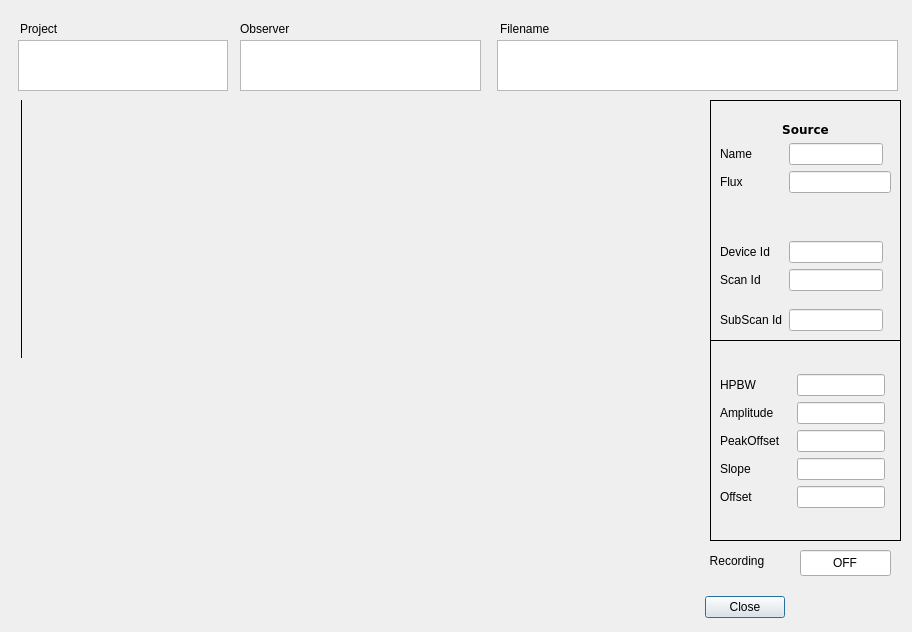
The window that Common/Clients/CaltoolClient/src/calibrationToolClient.ui (discos/discos) describes before a commit, drawn with Qt 5.
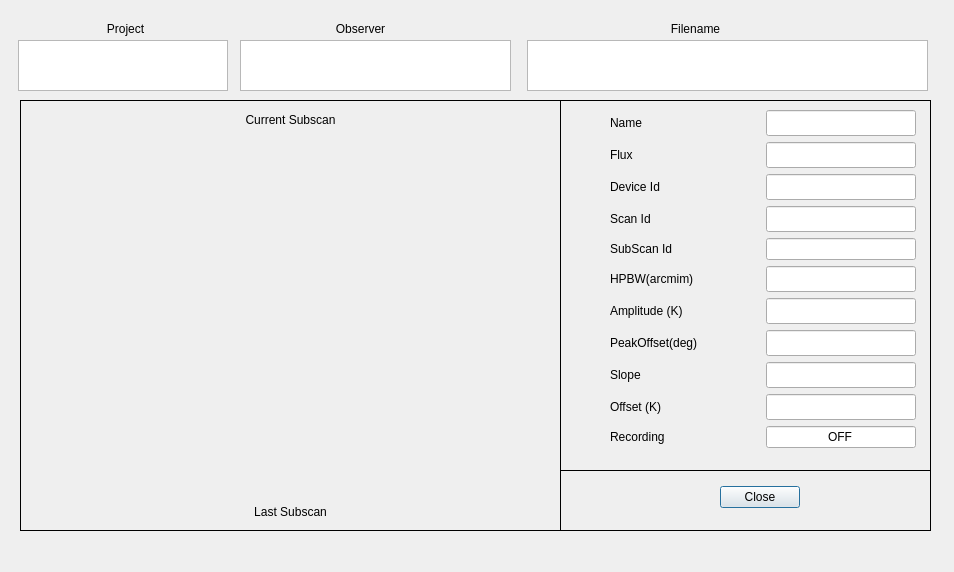
The same window after the commit. Custom widgets are drawn as their Qt base class.

Commit message: Calibration tool client add

```diff
--- a/Common/Clients/CaltoolClient/src/calibrationToolClient.ui
+++ b/Common/Clients/CaltoolClient/src/calibrationToolClient.ui
@@ -6,89 +6,60 @@
    <rect>
     <x>0</x>
     <y>0</y>
-    <width>912</width>
-    <height>632</height>
+    <width>954</width>
+    <height>572</height>
    </rect>
   </property>
   <property name="windowTitle">
    <string>Calibration Tool Client</string>
   </property>
-  <widget class="QDialogButtonBox" name="buttonBox">
-   <property name="geometry">
-    <rect>
-     <x>700</x>
-     <y>590</y>
-     <width>85</width>
-     <height>34</height>
-    </rect>
-   </property>
-   <property name="orientation">
-    <enum>Qt::Horizontal</enum>
-   </property>
-   <property name="standardButtons">
-    <set>QDialogButtonBox::Close</set>
-   </property>
-  </widget>
-  <widget class="QWidget" name="verticalLayoutWidget">
-   <property name="geometry">
-    <rect>
-     <x>20</x>
-     <y>100</y>
-     <width>661</width>
-     <height>521</height>
-    </rect>
-   </property>
-   <layout class="QVBoxLayout" name="verticalLayout">
-    <item>
-     <widget class="QwtPlot" name="qwtPlot_datay">
-      <property name="frameShape">
-       <enum>QFrame::VLine</enum>
-      </property>
-     </widget>
-    </item>
-    <item>
-     <widget class="QwtPlot" name="qwtPlot_datax"/>
-    </item>
-   </layout>
-  </widget>
   <widget class="QLabel" name="label">
    <property name="geometry">
     <rect>
      <x>20</x>
      <y>20</y>
-     <width>60</width>
+     <width>211</width>
      <height>18</height>
     </rect>
    </property>
    <property name="text">
     <string>Project</string>
    </property>
+   <property name="alignment">
+    <set>Qt::AlignCenter</set>
+   </property>
   </widget>
   <widget class="QLabel" name="label_2">
    <property name="geometry">
     <rect>
      <x>240</x>
      <y>20</y>
-     <width>60</width>
+     <width>241</width>
      <height>18</height>
     </rect>
    </property>
    <property name="text">
     <string>Observer</string>
    </property>
+   <property name="alignment">
+    <set>Qt::AlignCenter</set>
+   </property>
   </widget>
   <widget class="QLabel" name="label_3">
    <property name="geometry">
     <rect>
      <x>500</x>
      <y>20</y>
-     <width>60</width>
+     <width>391</width>
      <height>18</height>
     </rect>
    </property>
    <property name="text">
     <string>Filename</string>
    </property>
+   <property name="alignment">
+    <set>Qt::AlignCenter</set>
+   </property>
   </widget>
   <widget class="QPlainTextEdit" name="plainTextEdit_project">
    <property name="geometry">
@@ -103,7 +74,7 @@
   <widget class="QPlainTextEdit" name="plainTextEdit_filename">
    <property name="geometry">
     <rect>
-     <x>497</x>
+     <x>527</x>
      <y>40</y>
      <width>401</width>
      <height>51</height>
@@ -115,7 +86,7 @@
     <rect>
      <x>240</x>
      <y>40</y>
-     <width>241</width>
+     <width>271</width>
      <height>51</height>
     </rect>
    </property>
@@ -126,62 +97,56 @@
   <widget class="QFrame" name="formFrame">
    <property name="geometry">
     <rect>
-     <x>710</x>
+     <x>560</x>
      <y>100</y>
-     <width>191</width>
-     <height>241</height>
+     <width>371</width>
+     <height>371</height>
     </rect>
    </property>
    <property name="frameShape">
     <enum>QFrame::Box</enum>
    </property>
-   <layout class="QFormLayout" name="formLayout_2">
-    <property name="fieldGrowthPolicy">
-     <enum>QFormLayout::AllNonFixedFieldsGrow</enum>
+   <widget class="QWidget" name="gridLayoutWidget_2">
+    <property name="geometry">
+     <rect>
+      <x>0</x>
+      <y>10</y>
+      <width>408</width>
+      <height>348</height>
+     </rect>
     </property>
-    <item row="0" column="1">
-     <spacer name="verticalSpacer">
-      <property name="orientation">
-       <enum>Qt::Vertical</enum>
-      </property>
-      <property name="sizeHint" stdset="0">
+    <layout class="QGridLayout" name="gridLayout_3">
+     <item row="0" column="0">
+      <widget class="QLabel" name="fluxLabel_3">
+       <property name="sizePolicy">
+        <sizepolicy hsizetype="Fixed" vsizetype="Preferred">
+         <horstretch>0</horstretch>
+         <verstretch>0</verstretch>
+        </sizepolicy>
+       </property>
+       <property name="minimumSize">
        <size>
-        <width>20</width>
-        <height>40</height>
-       </size>
-      </property>
-     </spacer>
-    </item>
-    <item row="1" column="0" colspan="2">
-     <widget class="QLabel" name="textLabel">
-      <property name="font">
-       <font>
-        <family>Bitstream Vera Sans</family>
-        <weight>75</weight>
-        <bold>true</bold>
-       </font>
-      </property>
-      <property name="text">
-       <string>Source</string>
-      </property>
-      <property name="alignment">
-       <set>Qt::AlignCenter</set>
-      </property>
-     </widget>
-    </item>
-    <item row="2" column="0">
-     <widget class="QLabel" name="fluxLabel">
+         <width>100</width>
+         <height>22</height>
+        </size>
+       </property>
       <property name="text">
        <string>Name</string>
       </property>
      </widget>
     </item>
-    <item row="2" column="1">
-     <widget class="QLineEdit" name="fluxLineEdit">
-      <property name="maximumSize">
+     <item row="0" column="1">
+      <widget class="QLineEdit" name="nameLineEdit">
+       <property name="minimumSize">
        <size>
         <width>94</width>
-        <height>16777215</height>
+         <height>22</height>
+        </size>
+       </property>
+       <property name="maximumSize">
+        <size>
+         <width>150</width>
+         <height>26</height>
        </size>
       </property>
       <property name="readOnly">
@@ -189,19 +154,31 @@
       </property>
      </widget>
     </item>
-    <item row="3" column="0">
-     <widget class="QLabel" name="fluxLabel_2">
+     <item row="1" column="0">
+      <widget class="QLabel" name="fluxLabel_4">
+       <property name="minimumSize">
+        <size>
+         <width>100</width>
+         <height>22</height>
+        </size>
+       </property>
       <property name="text">
        <string>Flux</string>
       </property>
      </widget>
     </item>
-    <item row="3" column="1">
-     <widget class="QLineEdit" name="fluxLineEdit_2">
+     <item row="1" column="1">
+      <widget class="QLineEdit" name="fluxLineEdit">
       <property name="minimumSize">
        <size>
         <width>94</width>
-        <height>0</height>
+         <height>22</height>
+        </size>
+       </property>
+       <property name="maximumSize">
+        <size>
+         <width>150</width>
+         <height>26</height>
        </size>
       </property>
       <property name="readOnly">
@@ -209,32 +186,31 @@
       </property>
      </widget>
     </item>
-    <item row="4" column="1">
-     <spacer name="verticalSpacer_2">
-      <property name="orientation">
-       <enum>Qt::Vertical</enum>
-      </property>
-      <property name="sizeHint" stdset="0">
-       <size>
-        <width>20</width>
-        <height>70</height>
-       </size>
-      </property>
-     </spacer>
-    </item>
-    <item row="7" column="0">
+     <item row="2" column="0">
      <widget class="QLabel" name="deviceIdLabel">
+       <property name="minimumSize">
+        <size>
+         <width>100</width>
+         <height>22</height>
+        </size>
+       </property>
       <property name="text">
        <string>Device Id</string>
       </property>
      </widget>
     </item>
-    <item row="7" column="1">
+     <item row="2" column="1">
      <widget class="QLineEdit" name="deviceIdLineEdit">
-      <property name="maximumSize">
+       <property name="minimumSize">
        <size>
         <width>94</width>
-        <height>16777215</height>
+         <height>22</height>
+        </size>
+       </property>
+       <property name="maximumSize">
+        <size>
+         <width>150</width>
+         <height>26</height>
        </size>
       </property>
       <property name="readOnly">
@@ -242,45 +218,31 @@
       </property>
      </widget>
     </item>
-    <item row="9" column="0">
+     <item row="3" column="0">
      <widget class="QLabel" name="scanIdLabel">
+       <property name="minimumSize">
+        <size>
+         <width>100</width>
+         <height>22</height>
+        </size>
+       </property>
       <property name="text">
        <string>Scan Id</string>
       </property>
      </widget>
     </item>
-    <item row="9" column="1">
+     <item row="3" column="1">
      <widget class="QLineEdit" name="scanIdLineEdit">
-      <property name="maximumSize">
+       <property name="minimumSize">
        <size>
         <width>94</width>
-        <height>16777215</height>
-       </size>
-      </property>
-      <property name="readOnly">
-       <bool>true</bool>
-      </property>
-     </widget>
-    </item>
-    <item row="10" column="1">
-     <spacer name="verticalSpacer_3">
-      <property name="orientation">
-       <enum>Qt::Vertical</enum>
-      </property>
-      <property name="sizeHint" stdset="0">
-       <size>
-        <width>20</width>
-        <height>40</height>
-       </size>
-      </property>
-     </spacer>
-    </item>
-    <item row="11" column="1">
-     <widget class="QLineEdit" name="subscanIdLineEdit">
+         <height>22</height>
+        </size>
+       </property>
       <property name="maximumSize">
        <size>
-        <width>94</width>
-        <height>16777215</height>
+         <width>150</width>
+         <height>26</height>
        </size>
       </property>
       <property name="readOnly">
@@ -288,78 +250,69 @@
       </property>
      </widget>
     </item>
-    <item row="11" column="0">
+     <item row="4" column="0">
      <widget class="QLabel" name="scanIdLabel_2">
+       <property name="sizePolicy">
+        <sizepolicy hsizetype="Fixed" vsizetype="Fixed">
+         <horstretch>0</horstretch>
+         <verstretch>0</verstretch>
+        </sizepolicy>
+       </property>
+       <property name="minimumSize">
+        <size>
+         <width>94</width>
+         <height>22</height>
+        </size>
+       </property>
       <property name="text">
        <string>SubScan Id</string>
       </property>
      </widget>
     </item>
-   </layout>
-  </widget>
-  <widget class="QFrame" name="frame">
-   <property name="geometry">
-    <rect>
-     <x>710</x>
-     <y>340</y>
-     <width>191</width>
-     <height>201</height>
-    </rect>
-   </property>
-   <property name="frameShape">
-    <enum>QFrame::Box</enum>
-   </property>
-   <layout class="QFormLayout" name="formLayout_3">
-    <property name="fieldGrowthPolicy">
-     <enum>QFormLayout::AllNonFixedFieldsGrow</enum>
-    </property>
-    <property name="formAlignment">
-     <set>Qt::AlignLeading|Qt::AlignLeft|Qt::AlignVCenter</set>
-    </property>
-    <property name="horizontalSpacing">
-     <number>16</number>
-    </property>
-    <item row="0" column="0">
-     <widget class="QLabel" name="label_4">
-      <property name="text">
-       <string>HPBW</string>
-      </property>
-     </widget>
-    </item>
-    <item row="2" column="0">
-     <widget class="QLabel" name="label_6">
-      <property name="text">
-       <string>PeakOffset</string>
-      </property>
-     </widget>
-    </item>
-    <item row="4" column="0">
-     <widget class="QLabel" name="label_7">
+     <item row="4" column="1">
+      <widget class="QLineEdit" name="subscanIdLineEdit">
+       <property name="minimumSize">
+        <size>
+         <width>94</width>
+         <height>22</height>
+        </size>
+       </property>
+       <property name="maximumSize">
+        <size>
+         <width>150</width>
+         <height>26</height>
+        </size>
+       </property>
+       <property name="readOnly">
+        <bool>true</bool>
+       </property>
+      </widget>
+     </item>
+     <item row="5" column="0">
+      <widget class="QLabel" name="label_15">
+       <property name="minimumSize">
+        <size>
+         <width>100</width>
+         <height>22</height>
+        </size>
+       </property>
       <property name="text">
-       <string>Slope</string>
+        <string>HPBW(arcmim)</string>
       </property>
      </widget>
     </item>
-    <item row="6" column="0">
-     <widget class="QLabel" name="label_8">
-      <property name="text">
-       <string>Offset</string>
-      </property>
-     </widget>
-    </item>
-    <item row="1" column="0">
-     <widget class="QLabel" name="label_5">
-      <property name="text">
-       <string>Amplitude</string>
-      </property>
-     </widget>
-    </item>
-    <item row="0" column="1">
+     <item row="5" column="1">
      <widget class="QLineEdit" name="hpbwLineEdit">
+       <property name="minimumSize">
+        <size>
+         <width>94</width>
+         <height>22</height>
+        </size>
+       </property>
       <property name="maximumSize">
        <size>
-        <width>88</width>
-        <height>16777215</height>
+         <width>150</width>
+         <height>26</height>
        </size>
       </property>
       <property name="readOnly">
@@ -367,12 +320,31 @@
       </property>
      </widget>
     </item>
-    <item row="1" column="1">
+     <item row="6" column="0">
+      <widget class="QLabel" name="label_11">
+       <property name="minimumSize">
+        <size>
+         <width>100</width>
+         <height>22</height>
+        </size>
+       </property>
+       <property name="text">
+        <string>Amplitude (K)</string>
+       </property>
+      </widget>
+     </item>
+     <item row="6" column="1">
      <widget class="QLineEdit" name="amplitudeLineEdit">
+       <property name="minimumSize">
+        <size>
+         <width>94</width>
+         <height>22</height>
+        </size>
+       </property>
       <property name="maximumSize">
        <size>
-        <width>88</width>
-        <height>16777215</height>
+         <width>150</width>
+         <height>26</height>
        </size>
       </property>
       <property name="readOnly">
@@ -380,12 +352,31 @@
       </property>
      </widget>
     </item>
-    <item row="2" column="1">
+     <item row="7" column="0">
+      <widget class="QLabel" name="label_12">
+       <property name="minimumSize">
+        <size>
+         <width>100</width>
+         <height>22</height>
+        </size>
+       </property>
+       <property name="text">
+        <string>PeakOffset(deg)</string>
+       </property>
+      </widget>
+     </item>
+     <item row="7" column="1">
      <widget class="QLineEdit" name="peakoffsetLineEdit">
+       <property name="minimumSize">
+        <size>
+         <width>94</width>
+         <height>22</height>
+        </size>
+       </property>
       <property name="maximumSize">
        <size>
-        <width>88</width>
-        <height>16777215</height>
+         <width>150</width>
+         <height>26</height>
        </size>
       </property>
       <property name="readOnly">
@@ -393,12 +384,31 @@
       </property>
      </widget>
     </item>
-    <item row="4" column="1">
+     <item row="8" column="0">
+      <widget class="QLabel" name="label_13">
+       <property name="minimumSize">
+        <size>
+         <width>100</width>
+         <height>22</height>
+        </size>
+       </property>
+       <property name="text">
+        <string>Slope</string>
+       </property>
+      </widget>
+     </item>
+     <item row="8" column="1">
      <widget class="QLineEdit" name="slopeLineEdit">
+       <property name="minimumSize">
+        <size>
+         <width>94</width>
+         <height>22</height>
+        </size>
+       </property>
       <property name="maximumSize">
        <size>
-        <width>88</width>
-        <height>16777215</height>
+         <width>150</width>
+         <height>26</height>
        </size>
       </property>
       <property name="readOnly">
@@ -406,12 +416,37 @@
       </property>
      </widget>
     </item>
-    <item row="6" column="1">
+     <item row="9" column="0">
+      <widget class="QLabel" name="label_14">
+       <property name="minimumSize">
+        <size>
+         <width>100</width>
+         <height>22</height>
+        </size>
+       </property>
+       <property name="text">
+        <string>Offset (K)</string>
+       </property>
+      </widget>
+     </item>
+     <item row="9" column="1">
      <widget class="QLineEdit" name="offsetLineEdit">
+       <property name="sizePolicy">
+        <sizepolicy hsizetype="Fixed" vsizetype="Fixed">
+         <horstretch>0</horstretch>
+         <verstretch>0</verstretch>
+        </sizepolicy>
+       </property>
+       <property name="minimumSize">
+        <size>
+         <width>94</width>
+         <height>22</height>
+        </size>
+       </property>
       <property name="maximumSize">
        <size>
-        <width>88</width>
-        <height>16777215</height>
+         <width>150</width>
+         <height>26</height>
        </size>
       </property>
       <property name="readOnly">
@@ -419,17 +454,18 @@
       </property>
      </widget>
     </item>
-   </layout>
-  </widget>
+     <item row="10" column="0">
+      <widget class="QLabel" name="recordingLabel">
+       <property name="text">
+        <string>Recording</string>
+       </property>
+       <property name="alignment">
+        <set>Qt::AlignLeading|Qt::AlignLeft|Qt::AlignVCenter</set>
+       </property>
+      </widget>
+     </item>
+     <item row="10" column="1">
   <widget class="QLineEdit" name="recording">
-   <property name="geometry">
-    <rect>
-     <x>800</x>
-     <y>550</y>
-     <width>91</width>
-     <height>26</height>
-    </rect>
-   </property>
    <property name="sizePolicy">
     <sizepolicy hsizetype="Fixed" vsizetype="Fixed">
      <horstretch>0</horstretch>
@@ -442,6 +478,12 @@
      <height>0</height>
     </size>
    </property>
+       <property name="maximumSize">
+        <size>
+         <width>150</width>
+         <height>16777215</height>
+        </size>
+       </property>
    <property name="text">
     <string>OFF</string>
    </property>
@@ -449,21 +491,132 @@
     <set>Qt::AlignCenter</set>
    </property>
   </widget>
-  <widget class="QLabel" name="recordingLabel">
+     </item>
+    </layout>
+   </widget>
+  </widget>
+  <widget class="QFrame" name="frame_2">
    <property name="geometry">
     <rect>
-     <x>705</x>
-     <y>550</y>
-     <width>64</width>
-     <height>21</height>
+     <x>20</x>
+     <y>100</y>
+     <width>541</width>
+     <height>431</height>
     </rect>
    </property>
+   <property name="frameShape">
+    <enum>QFrame::Box</enum>
+   </property>
+   <property name="frameShadow">
+    <enum>QFrame::Plain</enum>
+   </property>
+   <layout class="QVBoxLayout" name="verticalLayout">
+    <item>
+     <widget class="QLabel" name="label_10">
    <property name="text">
-    <string>Recording</string>
+       <string>Current Subscan</string>
    </property>
    <property name="alignment">
     <set>Qt::AlignCenter</set>
    </property>
+     </widget>
+    </item>
+    <item>
+     <widget class="QwtPlot" name="qwtPlot_datax">
+      <property name="minimumSize">
+       <size>
+        <width>500</width>
+        <height>178</height>
+       </size>
+      </property>
+      <property name="maximumSize">
+       <size>
+        <width>500</width>
+        <height>178</height>
+       </size>
+      </property>
+     </widget>
+    </item>
+    <item>
+     <widget class="QwtPlot" name="qwtPlot_datay">
+      <property name="minimumSize">
+       <size>
+        <width>500</width>
+        <height>178</height>
+       </size>
+      </property>
+      <property name="maximumSize">
+       <size>
+        <width>500</width>
+        <height>178</height>
+       </size>
+      </property>
+      <property name="frameShape">
+       <enum>QFrame::NoFrame</enum>
+      </property>
+     </widget>
+    </item>
+    <item>
+     <widget class="QLabel" name="label_9">
+      <property name="text">
+       <string>Last Subscan</string>
+      </property>
+      <property name="alignment">
+       <set>Qt::AlignCenter</set>
+      </property>
+     </widget>
+    </item>
+   </layout>
+  </widget>
+  <widget class="QFrame" name="frame">
+   <property name="geometry">
+    <rect>
+     <x>560</x>
+     <y>470</y>
+     <width>371</width>
+     <height>61</height>
+    </rect>
+   </property>
+   <property name="frameShape">
+    <enum>QFrame::Box</enum>
+   </property>
+   <property name="frameShadow">
+    <enum>QFrame::Plain</enum>
+   </property>
+   <widget class="QDialogButtonBox" name="buttonBox">
+    <property name="geometry">
+     <rect>
+      <x>0</x>
+      <y>10</y>
+      <width>401</width>
+      <height>34</height>
+     </rect>
+    </property>
+    <property name="sizePolicy">
+     <sizepolicy hsizetype="Fixed" vsizetype="Fixed">
+      <horstretch>0</horstretch>
+      <verstretch>0</verstretch>
+     </sizepolicy>
+    </property>
+    <property name="whatsThis">
+     <string/>
+    </property>
+    <property name="layoutDirection">
+     <enum>Qt::RightToLeft</enum>
+    </property>
+    <property name="autoFillBackground">
+     <bool>false</bool>
+    </property>
+    <property name="orientation">
+     <enum>Qt::Horizontal</enum>
+    </property>
+    <property name="standardButtons">
+     <set>QDialogButtonBox::Close</set>
+    </property>
+    <property name="centerButtons">
+     <bool>true</bool>
+    </property>
+   </widget>
   </widget>
  </widget>
  <customwidgets>
```
Lines whose indentation alone changed are shown as unchanged. The commit also changes 4 other files.
